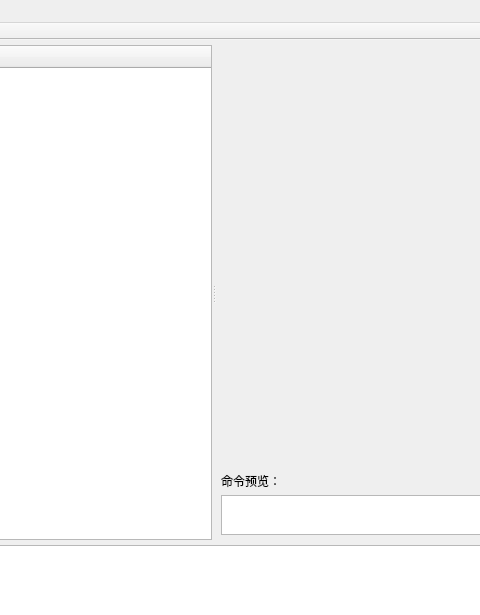
This is src/EasyCmd/MainWindow.ui in doasyourself/EasyCmd as Qt 5 draws it before an edit; both pictures show x 357 to 837 and y 0 to 615 of the 1200 by 900 pixel window. The edited form follows.
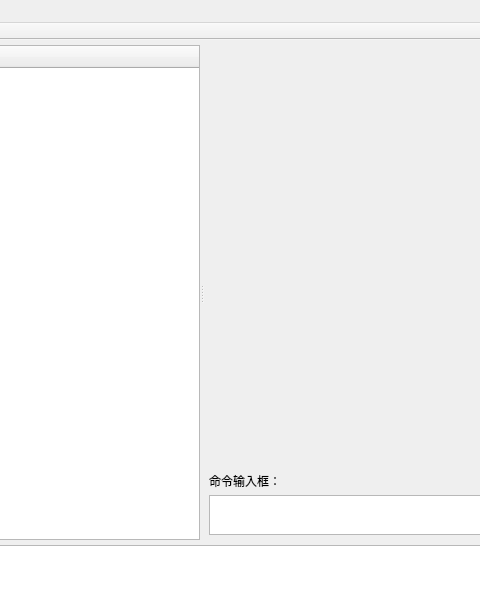
This is the edited form.

Commit message: 完成netstat命令开发和测试

The edit to the form file:
```diff
--- a/src/EasyCmd/MainWindow.ui
+++ b/src/EasyCmd/MainWindow.ui
@@ -113,7 +113,7 @@
                  <rect>
                   <x>0</x>
                   <y>0</y>
-                  <width>594</width>
+                  <width>658</width>
                   <height>395</height>
                  </rect>
                 </property>
@@ -127,7 +127,7 @@
              <item>
               <widget class="QLabel" name="label">
                <property name="text">
-                <string>命令预览：</string>
+                <string>命令输入框：</string>
                </property>
               </widget>
              </item>
```
Left out of the diff: 8 changed lines with no effect on the pictures. The commit also changes 7 other files.
